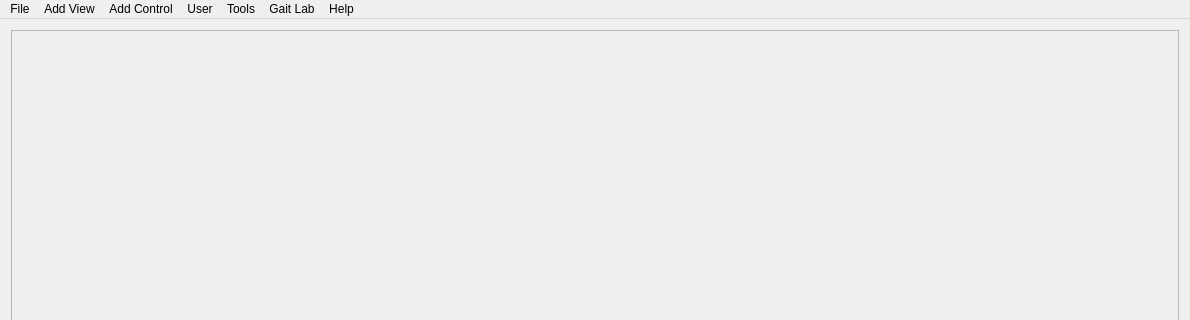
Old version of the form ui/mainwindow.ui in the repository johnbatzer18/biomech_flexsea-plan; both pictures show x 0 to 1190 and y 0 to 320 of the 1190 by 867 pixel window.
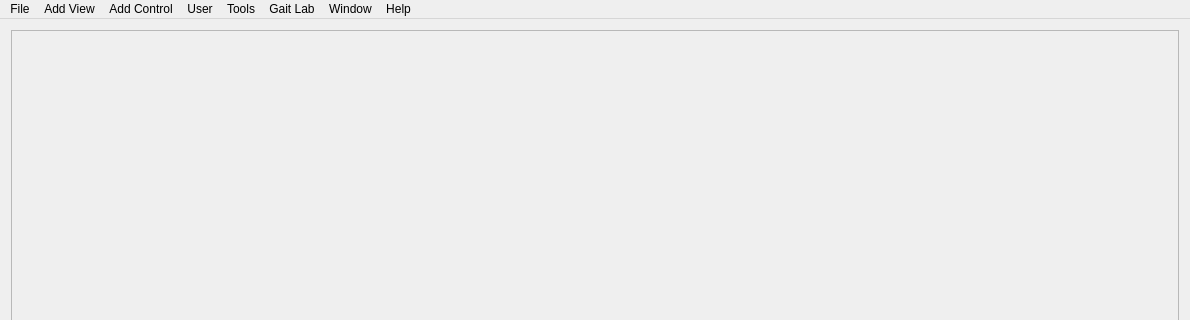
New version of the form.

Commit message: Added visual button. Also added cascade and tiled menu

What changed in the file:
```diff
--- a/ui/mainwindow.ui
+++ b/ui/mainwindow.ui
@@ -116,12 +116,18 @@
      <string>Gait Lab</string>
     </property>
    </widget>
+   <widget class="QMenu" name="menuWindow">
+    <property name="title">
+     <string>Window</string>
+    </property>
+   </widget>
    <addaction name="menuFile"/>
    <addaction name="menuView"/>
    <addaction name="menuControl"/>
    <addaction name="menuUser"/>
    <addaction name="menuTools"/>
    <addaction name="menuGL"/>
+   <addaction name="menuWindow"/>
    <addaction name="menuHelp"/>
   </widget>
   <widget class="QStatusBar" name="statusBar"/>
```
The commit also changes 4 other files.
